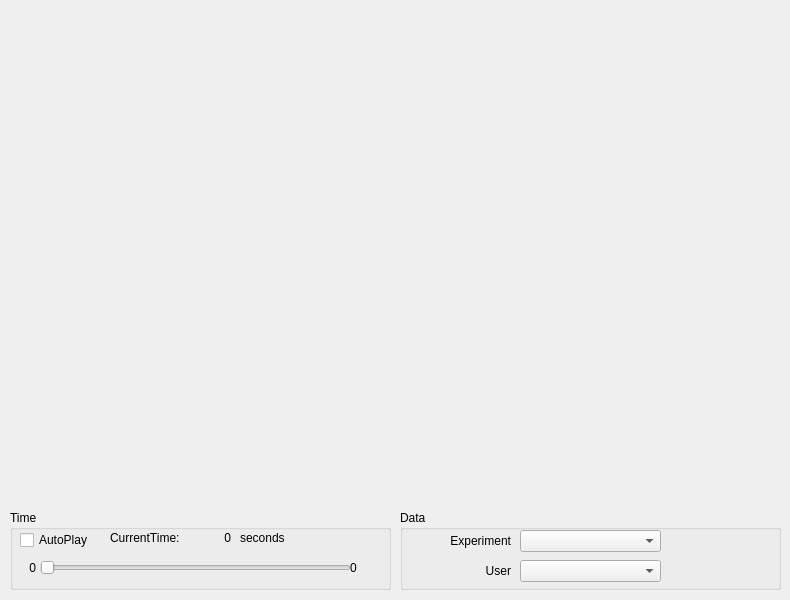
Old version of the form bwi_exp1_visualizer/ui/main_window.ui in the repository utexas-bwi/bwi_guidance.
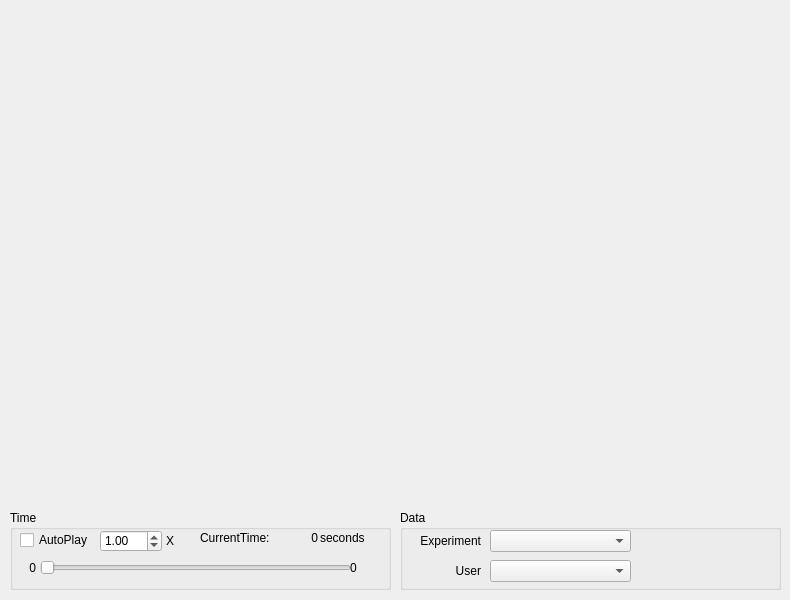
New version of the form.

```diff
--- a/bwi_exp1_visualizer/ui/main_window.ui
+++ b/bwi_exp1_visualizer/ui/main_window.ui
@@ -90,7 +90,7 @@
     <widget class="QLabel" name="currentTimeStaticText">
      <property name="geometry">
       <rect>
-       <x>100</x>
+       <x>190</x>
        <y>20</y>
        <width>91</width>
        <height>16</height>
@@ -103,9 +103,9 @@
     <widget class="QLabel" name="currentTimeLabel">
      <property name="geometry">
       <rect>
-       <x>190</x>
+       <x>278</x>
        <y>20</y>
-       <width>31</width>
+       <width>30</width>
        <height>16</height>
       </rect>
      </property>
@@ -132,9 +132,9 @@
     <widget class="QLabel" name="secondsStaticText">
      <property name="geometry">
       <rect>
-       <x>230</x>
+       <x>310</x>
        <y>20</y>
-       <width>91</width>
+       <width>51</width>
        <height>16</height>
       </rect>
      </property>
@@ -142,6 +142,41 @@
       <string>seconds</string>
      </property>
     </widget>
+    <widget class="QDoubleSpinBox" name="doubleSpinBox">
+     <property name="geometry">
+      <rect>
+       <x>90</x>
+       <y>20</y>
+       <width>62</width>
+       <height>22</height>
+      </rect>
+     </property>
+     <property name="minimum">
+      <double>0.100000000000000</double>
+     </property>
+     <property name="maximum">
+      <double>5.000000000000000</double>
+     </property>
+     <property name="singleStep">
+      <double>0.100000000000000</double>
+     </property>
+     <property name="value">
+      <double>1.000000000000000</double>
+     </property>
+    </widget>
+    <widget class="QLabel" name="xLabel">
+     <property name="geometry">
+      <rect>
+       <x>156</x>
+       <y>21</y>
+       <width>20</width>
+       <height>20</height>
+      </rect>
+     </property>
+     <property name="text">
+      <string>X</string>
+     </property>
+    </widget>
    </widget>
    <widget class="QGroupBox" name="dataGroupBox">
     <property name="geometry">
@@ -158,7 +193,7 @@
     <widget class="QComboBox" name="experimentBox">
      <property name="geometry">
       <rect>
-       <x>120</x>
+       <x>90</x>
        <y>20</y>
        <width>141</width>
        <height>22</height>
@@ -168,7 +203,7 @@
     <widget class="QComboBox" name="userBox">
      <property name="geometry">
       <rect>
-       <x>120</x>
+       <x>90</x>
        <y>50</y>
        <width>141</width>
        <height>22</height>
@@ -178,7 +213,7 @@
     <widget class="QLabel" name="label_2">
      <property name="geometry">
       <rect>
-       <x>40</x>
+       <x>10</x>
        <y>20</y>
        <width>71</width>
        <height>21</height>
@@ -194,7 +229,7 @@
     <widget class="QLabel" name="label_5">
      <property name="geometry">
       <rect>
-       <x>40</x>
+       <x>10</x>
        <y>50</y>
        <width>71</width>
        <height>21</height>
```
Left out of the diff: 4 changed lines with no effect on the pictures.
